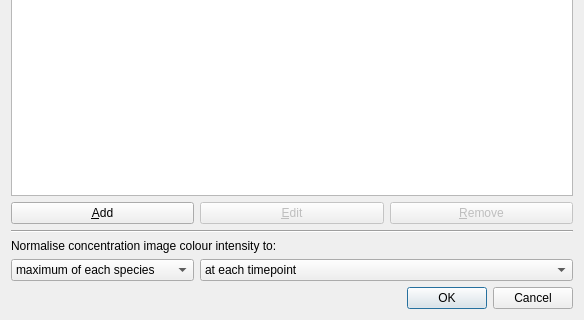
The window that gui/dialogs/dialogdisplayoptions.ui (spatial-model-editor/spatial-model-editor) describes before a commit, drawn with Qt 5; both pictures show x 0 to 584 and y 313 to 633 of the 584 by 633 pixel window.
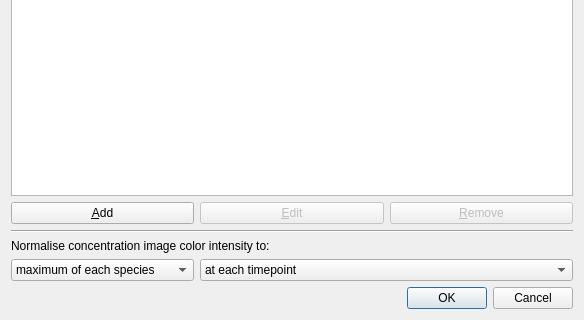
The same window after the commit.

Commit message:
Use `color` instead of `colour` (#1050)
- make spelling of color consistent everywhere in codebase and docs
- add new cereal version of `Settings` with new spelling
- update example models to latest version of file format
- extend serialization tests to check that previous version is imported correctly
- resolves #1022

What changed in the file:
```diff
--- a/gui/dialogs/dialogdisplayoptions.ui
+++ b/gui/dialogs/dialogdisplayoptions.ui
@@ -86,7 +86,7 @@
    <item row="5" column="0" colspan="3">
     <widget class="QLabel" name="lblNormalise">
      <property name="text">
-      <string>Normalise concentration image colour intensity to:</string>
+      <string>Normalise concentration image color intensity to:</string>
      </property>
     </widget>
    </item>
```
The commit also changes 98 other files.
